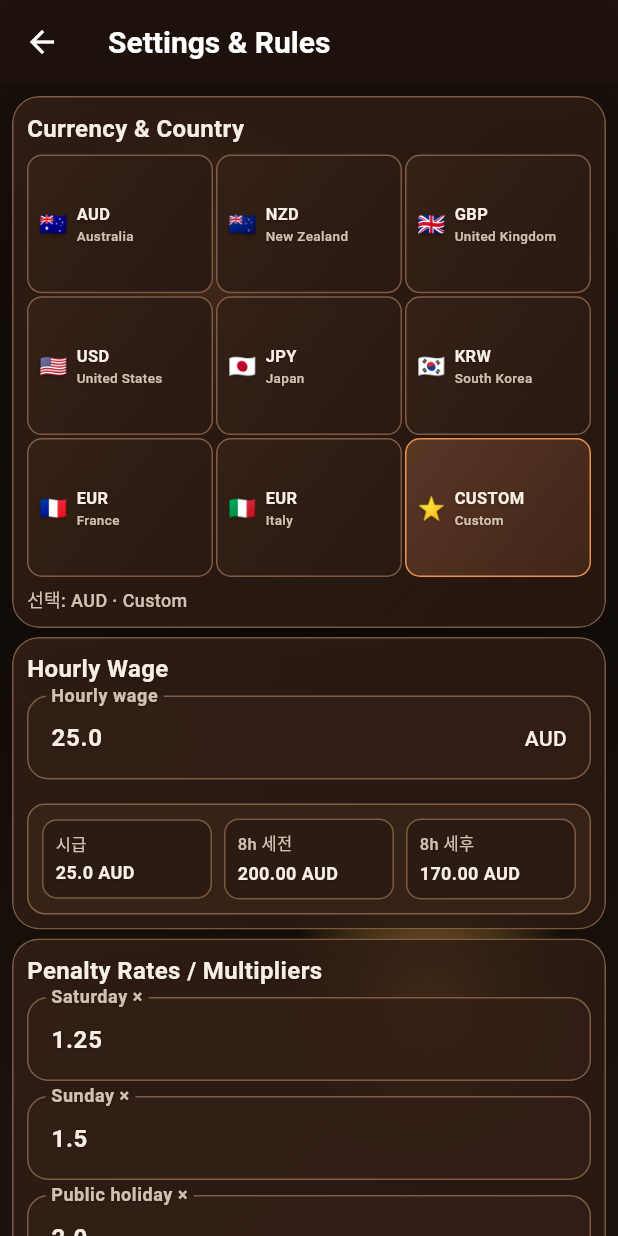
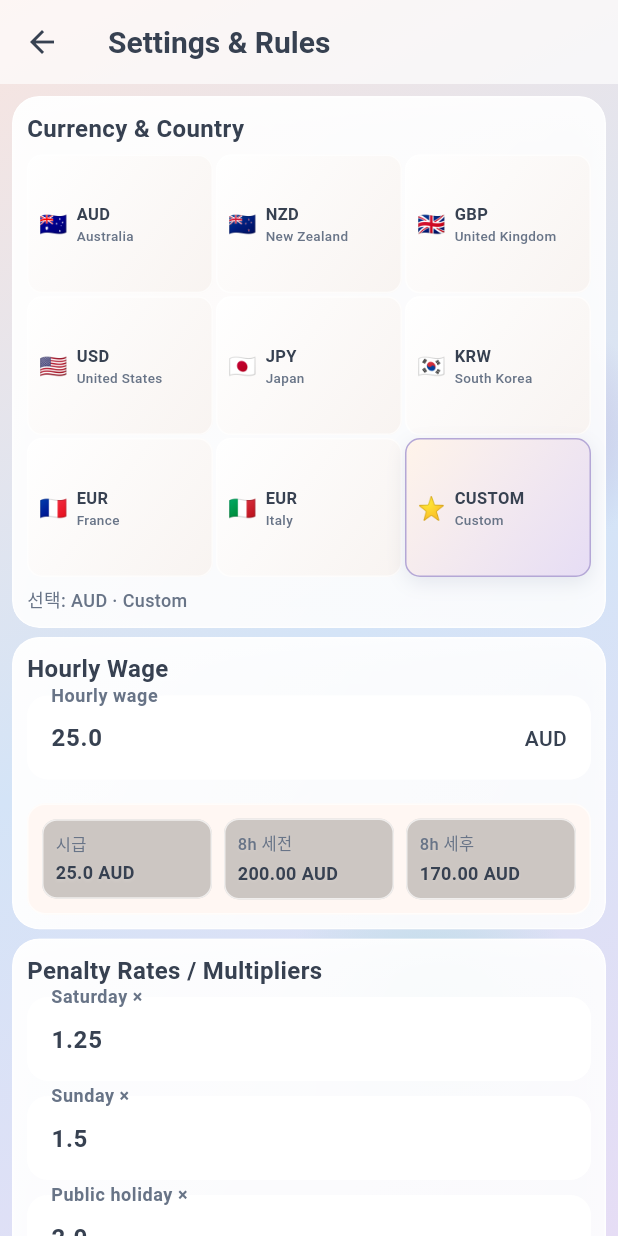
Before and after one commit to Melondressing/employeee, a Flutter app: the screen it shows after launch, after a tap on "⚙️", on a phone screen of 412 x 824 dp. Run offline on Flutter 3.47's test engine with Material 3 defaults, Android fonts, the phone set to English and light mode, and no system bars; our stand-ins replace flutter_riverpod, share_plus, shared_preferences; Roboto replaces fonts that are missing (SF Pro).

Commit message:
style: brighten app theme

```diff
--- a/lib/app.dart
+++ b/lib/app.dart
@@ -18,7 +18,7 @@ class EmployeeeeApp extends StatelessWidget {
   @override
   Widget build(BuildContext context) {
     const subtleShadow = [
-      Shadow(color: Color(0x44000000), blurRadius: 2, offset: Offset(0, 1)),
+      Shadow(color: Color(0x22FFFFFF), blurRadius: 2, offset: Offset(0, 1)),
     ];
 
     return MaterialApp(
@@ -32,11 +32,11 @@ class EmployeeeeApp extends StatelessWidget {
         useMaterial3: true,
         fontFamily: 'SF Pro',
         colorScheme: ColorScheme.fromSeed(
-          seedColor: AppColors.warmYellow,
-          primary: AppColors.warmYellow,
-          secondary: AppColors.vividOrange,
-          surface: const Color(0xFF1A120C),
-          brightness: Brightness.dark,
+          seedColor: AppColors.lavender,
+          primary: AppColors.lavender,
+          secondary: AppColors.serenityBlue,
+          surface: AppColors.offWhite,
+          brightness: Brightness.light,
         ),
         scaffoldBackgroundColor: Colors.transparent,
         cardTheme: CardThemeData(
@@ -61,7 +61,7 @@ class EmployeeeeApp extends StatelessWidget {
           focusedBorder: OutlineInputBorder(
             borderRadius: BorderRadius.circular(14),
             borderSide:
-                const BorderSide(color: AppColors.vividOrange, width: 1.4),
+                const BorderSide(color: AppColors.lavender, width: 1.4),
           ),
           labelStyle: const TextStyle(color: AppColors.softBlack),
           hintStyle: const TextStyle(color: AppColors.softBlack),
@@ -69,20 +69,20 @@ class EmployeeeeApp extends StatelessWidget {
           suffixStyle: const TextStyle(color: AppColors.deepInk),
         ),
         appBarTheme: const AppBarTheme(
-          backgroundColor: Color(0x9921130D),
-          foregroundColor: Colors.white,
+          backgroundColor: Color(0xA6FFFFFF),
+          foregroundColor: AppColors.deepInk,
           surfaceTintColor: Colors.transparent,
           shadowColor: Colors.transparent,
           elevation: 0,
-          iconTheme: IconThemeData(color: Colors.white),
-          actionsIconTheme: IconThemeData(color: Colors.white),
+          iconTheme: IconThemeData(color: AppColors.deepInk),
+          actionsIconTheme: IconThemeData(color: AppColors.deepInk),
           titleTextStyle: TextStyle(
-            color: Colors.white,
+            color: AppColors.deepInk,
             fontWeight: FontWeight.w700,
             fontSize: 20,
           ),
-          toolbarTextStyle: TextStyle(color: Colors.white),
-          systemOverlayStyle: SystemUiOverlayStyle.light,
+          toolbarTextStyle: TextStyle(color: AppColors.deepInk),
+          systemOverlayStyle: SystemUiOverlayStyle.dark,
         ),
         textTheme: const TextTheme(
           bodyMedium: TextStyle(
@@ -109,7 +109,7 @@ class EmployeeeeApp extends StatelessWidget {
         ),
         chipTheme: const ChipThemeData(
           backgroundColor: AppColors.cardSurfaceAlt,
-          selectedColor: Color(0xCC4A2D1D),
+          selectedColor: Color(0x66B4A7D6),
           labelStyle: TextStyle(color: AppColors.deepInk),
           secondaryLabelStyle: TextStyle(color: AppColors.deepInk),
           side: BorderSide(color: AppColors.glassStroke),
@@ -118,7 +118,7 @@ class EmployeeeeApp extends StatelessWidget {
           textStyle: TextStyle(color: AppColors.deepInk),
         ),
         floatingActionButtonTheme: const FloatingActionButtonThemeData(
-          backgroundColor: AppColors.vividOrange,
+          backgroundColor: AppColors.lavender,
           foregroundColor: Colors.white,
         ),
       ),
--- a/lib/screens/calculator_screen.dart
+++ b/lib/screens/calculator_screen.dart
@@ -47,7 +47,7 @@ class CalculatorScreen extends ConsumerWidget {
         child: entries.isEmpty
             ? const Center(
                 child: Text('근무 기록을 먼저 입력하세요.',
-                    style: TextStyle(color: Colors.white70)),
+                    style: TextStyle(color: AppColors.softBlack)),
               )
             : SingleChildScrollView(
                 child: GlassCard(
--- a/lib/screens/home_screen.dart
+++ b/lib/screens/home_screen.dart
@@ -59,7 +59,7 @@ class HomeScreen extends ConsumerWidget {
               const Text(
                 'Tools',
                 style: TextStyle(
-                  color: Colors.white70,
+                  color: AppColors.deepInk,
                   fontWeight: FontWeight.w700,
                   letterSpacing: 0.3,
                 ),
@@ -86,28 +86,28 @@ class HomeScreen extends ConsumerWidget {
         subtitle: 'Currency, wage, tax rates, pay cycle, leave',
         icon: '⚙️',
         onTap: () => Navigator.pushNamed(context, RulesScreen.route),
-        bg: const Color(0xFFBE9151),
+        bg: AppColors.lavender,
       ),
       NavCard(
         title: 'Add Work Entry',
         subtitle: 'Log date, hours, break and work type',
         icon: '🕐',
         onTap: () => Navigator.pushNamed(context, WorkEntryFormScreen.route),
-        bg: const Color(0xFFD28B4A),
+        bg: AppColors.serenityBlue,
       ),
       NavCard(
         title: 'Work Log',
         subtitle: 'All entries · CSV export',
         icon: '📋',
         onTap: () => Navigator.pushNamed(context, WorkLogScreen.route),
-        bg: const Color(0xFFC38A67),
+        bg: AppColors.softRose,
       ),
       NavCard(
         title: 'Pay Calculator',
         subtitle: 'Gross · Net · per-type breakdown',
         icon: '🧮',
         onTap: () => Navigator.pushNamed(context, CalculatorScreen.route),
-        bg: const Color(0xFFD39D57),
+        bg: AppColors.mint,
       ),
       NavCard(
         title: 'Reverse Calculator',
@@ -115,14 +115,14 @@ class HomeScreen extends ConsumerWidget {
         icon: '🔄',
         onTap: () =>
             Navigator.pushNamed(context, ReverseCalculatorScreen.route),
-        bg: const Color(0xFFB87A46),
+        bg: AppColors.warmYellow,
       ),
       NavCard(
         title: 'Payslip Checker',
         subtitle: 'Compare payslip vs my calc',
         icon: '✅',
         onTap: () => Navigator.pushNamed(context, PaycheckCheckerScreen.route),
-        bg: const Color(0xFFA87346),
+        bg: AppColors.taupe,
       ),
     ];
   }
@@ -271,7 +271,11 @@ class _TopSummary extends StatelessWidget {
         return Container(
           decoration: BoxDecoration(
             gradient: const LinearGradient(
-              colors: [Color(0xFF20110B), Color(0xFF30170D), Color(0xFF3A1C10)],
+              colors: [
+                Color(0xFFB4A7D6),
+                Color(0xFF9CADCE),
+                Color(0xFFC9ADA7),
+              ],
               begin: Alignment.topLeft,
               end: Alignment.bottomRight,
             ),
@@ -279,8 +283,8 @@ class _TopSummary extends StatelessWidget {
             border: Border.all(color: Colors.white.withValues(alpha: 0.2)),
             boxShadow: const [
               BoxShadow(
-                color: Color(0x33000000),
-                blurRadius: 18,
+                color: Color(0x335D6B8C),
+                blurRadius: 22,
                 offset: Offset(0, 12),
               ),
             ],
--- a/lib/screens/paycheck_checker_screen.dart
+++ b/lib/screens/paycheck_checker_screen.dart
@@ -62,7 +62,7 @@ class _PaycheckCheckerScreenState extends ConsumerState<PaycheckCheckerScreen> {
         child: entries.isEmpty
             ? const Center(
                 child: Text('근무 기록을 먼저 입력하세요.',
-                    style: TextStyle(color: Colors.white70)),
+                    style: TextStyle(color: AppColors.softBlack)),
               )
             : SingleChildScrollView(
                 child: GlassCard(
--- a/lib/screens/reverse_calculator_screen.dart
+++ b/lib/screens/reverse_calculator_screen.dart
@@ -172,16 +172,15 @@ class _ReverseCalculatorScreenState
       padding: const EdgeInsets.symmetric(horizontal: 12, vertical: 11),
       decoration: BoxDecoration(
         gradient: const LinearGradient(
-          colors: [Color(0xFF2D1A12), Color(0xFF1B100B)],
+          colors: [Color(0xFFFFF4EA), Color(0xFFE6DDF5)],
           begin: Alignment.topLeft,
           end: Alignment.bottomRight,
         ),
         borderRadius: BorderRadius.circular(12),
-        border:
-            Border.all(color: AppColors.vividOrange.withValues(alpha: 0.35)),
+        border: Border.all(color: AppColors.glassStroke),
         boxShadow: [
           BoxShadow(
-            color: Colors.black.withValues(alpha: 0.22),
+            color: AppColors.lavender.withValues(alpha: 0.18),
             blurRadius: 10,
             offset: const Offset(0, 4),
           ),
@@ -195,7 +194,7 @@ class _ReverseCalculatorScreenState
             style: const TextStyle(
               fontSize: 11,
               fontWeight: FontWeight.w600,
-              color: Colors.white70,
+              color: AppColors.softBlack,
             ),
           ),
           const SizedBox(height: 6),
@@ -206,9 +205,9 @@ class _ReverseCalculatorScreenState
             style: const TextStyle(
               fontWeight: FontWeight.w800,
               fontSize: 19,
-              color: Colors.white,
+              color: AppColors.deepInk,
               shadows: [
-                Shadow(color: AppColors.accentGlow, blurRadius: 6),
+                Shadow(color: Color(0x55FFFFFF), blurRadius: 4),
               ],
             ),
           ),
--- a/lib/screens/rules_screen.dart
+++ b/lib/screens/rules_screen.dart
@@ -372,21 +372,29 @@ class _RulesScreenState extends ConsumerState<RulesScreen> {
                 decoration: BoxDecoration(
                   gradient: selected
                       ? const LinearGradient(
-                          colors: [Color(0xFF5A3624), Color(0xFF3F2519)],
+                          colors: [Color(0xFFFFF4EA), Color(0xFFE6DDF5)],
                           begin: Alignment.topLeft,
                           end: Alignment.bottomRight,
                         )
                       : const LinearGradient(
-                          colors: [Color(0xFF342016), Color(0xFF2A1912)],
+                          colors: [Color(0xEFFFFFFF), Color(0xEAF8F3F0)],
                           begin: Alignment.topLeft,
                           end: Alignment.bottomRight,
                         ),
                   borderRadius: BorderRadius.circular(10),
                   border: Border.all(
-                    color: selected
-                        ? AppColors.vividOrange
-                        : AppColors.glassStroke,
+                    color:
+                        selected ? AppColors.lavender : AppColors.glassStroke,
                   ),
+                  boxShadow: selected
+                      ? const [
+                          BoxShadow(
+                            color: Color(0x225D6B8C),
+                            blurRadius: 10,
+                            offset: Offset(0, 4),
+                          ),
+                        ]
+                      : null,
                 ),
                 child: Row(
                   children: [
--- a/lib/screens/scenario_screen.dart
+++ b/lib/screens/scenario_screen.dart
@@ -3,6 +3,7 @@ import 'package:flutter_riverpod/flutter_riverpod.dart';
 import 'package:intl/intl.dart';
 
 import '../services/providers.dart';
+import '../theme/colors.dart';
 import '../widgets/app_scaffold.dart';
 
 class ScenarioScreen extends ConsumerStatefulWidget {
@@ -44,14 +45,14 @@ class _ScenarioScreenState extends ConsumerState<ScenarioScreen> {
         child: entries.isEmpty
             ? const Center(
                 child: Text('근무 기록을 먼저 입력하세요.',
-                    style: TextStyle(color: Colors.white70)),
+                    style: TextStyle(color: AppColors.softBlack)),
               )
             : Column(
                 crossAxisAlignment: CrossAxisAlignment.start,
                 children: [
                   const Text(
                     '세율과 주말·공휴 배율을 바꿔서\n“내가 규칙을 이렇게 정하면 실수령이 얼마나 달라질까?”를 보는 화면입니다.',
-                    style: TextStyle(color: Colors.white70),
+                    style: TextStyle(color: AppColors.softBlack),
                   ),
                   const SizedBox(height: 12),
                   Slider(
--- a/lib/screens/work_log_screen.dart
+++ b/lib/screens/work_log_screen.dart
@@ -68,12 +68,12 @@ class WorkLogScreen extends ConsumerWidget {
                 mainAxisAlignment: MainAxisAlignment.center,
                 children: [
                   const Icon(Icons.inbox_outlined,
-                      size: 48, color: Colors.white70),
+                      size: 48, color: AppColors.softBlack),
                   const SizedBox(height: 8),
                   const Text('No entries',
-                      style: TextStyle(color: Colors.white70)),
+                      style: TextStyle(color: AppColors.softBlack)),
                   const Text('Add work entries to see them here',
-                      style: TextStyle(color: Colors.white70)),
+                      style: TextStyle(color: AppColors.softBlack)),
                   const SizedBox(height: 16),
                   PeriodRangeControls(
                     from: from,
--- a/lib/theme/colors.dart
+++ b/lib/theme/colors.dart
@@ -1,24 +1,27 @@
 import 'package:flutter/material.dart';
 
 class AppColors {
-  static const warmYellow = Color(0xFFF1A55A);
-  static const sandBeige = Color(0xFFE5B98F);
-  static const vividOrange = Color(0xFFED9149);
-  static const earthBrown = Color(0xFFC8852C);
-  static const golden = Color(0xFFD6B038);
-  static const clay = Color(0xFF9A6B31);
-  static const softRose = Color(0xFFDDA28F);
-  static const taupe = Color(0xFFBB9E8B);
+  static const warmYellow = Color(0xFFF1C6A0);
+  static const sandBeige = Color(0xFFE8D5D2);
+  static const vividOrange = Color(0xFFD89A80);
+  static const earthBrown = Color(0xFF9CADCE);
+  static const golden = Color(0xFFD8B45F);
+  static const clay = Color(0xFFA88F89);
+  static const softRose = Color(0xFFE8B4B8);
+  static const taupe = Color(0xFFC9ADA7);
+  static const serenityBlue = Color(0xFF9CADCE);
+  static const lavender = Color(0xFFB4A7D6);
+  static const mint = Color(0xFFA8DADC);
 
-  static const deepInk = Color(0xFFF8EFE4);
-  static const softBlack = Color(0xD9F0DFCC);
+  static const deepInk = Color(0xFF374151);
+  static const softBlack = Color(0xFF687487);
   static const offWhite = Color(0xFFFDF9F4);
 
-  static const cardSurface = Color(0xCC2B1A12);
-  static const cardSurfaceStrong = Color(0xE0321E15);
-  static const cardSurfaceAlt = Color(0xCC3A2418);
-  static const glassSurface = Color(0x40241A15);
-  static const glassStroke = Color(0x66F1B986);
+  static const cardSurface = Color(0xDFFFFFFF);
+  static const cardSurfaceStrong = Color(0xF5FFFFFF);
+  static const cardSurfaceAlt = Color(0xEFFFF7F2);
+  static const glassSurface = Color(0x80FFFFFF);
+  static const glassStroke = Color(0xB3FFFFFF);
 
-  static const accentGlow = Color(0x66E59E5F);
+  static const accentGlow = Color(0x66C9ADA7);
 }
--- a/lib/widgets/app_background.dart
+++ b/lib/widgets/app_background.dart
@@ -9,11 +9,15 @@ class AppBackground extends StatelessWidget {
   Widget build(BuildContext context) {
     return DecoratedBox(
       decoration: const BoxDecoration(
-        gradient: RadialGradient(
-          center: Alignment(0.0, -0.2),
-          radius: 1.15,
-          colors: [Color(0xFF0C0704), Color(0xFF1A120C)],
-          stops: [0.08, 1.0],
+        gradient: LinearGradient(
+          begin: Alignment.topLeft,
+          end: Alignment.bottomRight,
+          colors: [
+            Color(0xFFF8E5E0),
+            Color(0xFFD4E4F7),
+            Color(0xFFE6DDF5),
+          ],
+          stops: [0.0, 0.52, 1.0],
         ),
       ),
       child: Stack(
@@ -23,14 +27,21 @@ class AppBackground extends StatelessWidget {
             top: 72,
             left: 28,
             child: IgnorePointer(
-              child: _blob(220, const Color(0x20F6B36C)),
+              child: _blob(220, const Color(0x66F8C7B4)),
             ),
           ),
           Positioned(
             bottom: 54,
             right: 26,
             child: IgnorePointer(
-              child: _blob(200, const Color(0x20E5A545)),
+              child: _blob(200, const Color(0x66A8DADC)),
+            ),
+          ),
+          Positioned(
+            top: 210,
+            right: -24,
+            child: IgnorePointer(
+              child: _blob(160, const Color(0x55B4A7D6)),
             ),
           ),
           child,
--- a/lib/widgets/glass_card.dart
+++ b/lib/widgets/glass_card.dart
@@ -34,16 +34,16 @@ class GlassCard extends StatelessWidget {
         boxShadow: blurEnabled
             ? const [
                 BoxShadow(
-                  color: Color(0x33000000),
-                  blurRadius: 12,
-                  offset: Offset(0, 4),
+                  color: Color(0x1F5D6B8C),
+                  blurRadius: 18,
+                  offset: Offset(0, 8),
                 ),
               ]
             : const [
                 BoxShadow(
-                  color: Color(0x33000000),
-                  blurRadius: 7,
-                  offset: Offset(0, 4),
+                  color: Color(0x1A5D6B8C),
+                  blurRadius: 10,
+                  offset: Offset(0, 5),
                 ),
               ],
       ),
--- a/lib/widgets/nav_card.dart
+++ b/lib/widgets/nav_card.dart
@@ -45,9 +45,9 @@ class NavCard extends StatelessWidget {
                   Border.all(color: accent.withValues(alpha: 0.5), width: 1),
               boxShadow: const [
                 BoxShadow(
-                  color: Color(0x26000000),
-                  blurRadius: 6,
-                  offset: Offset(0, 2),
+                  color: Color(0x225D6B8C),
+                  blurRadius: 10,
+                  offset: Offset(0, 4),
                 ),
               ],
             ),
```
